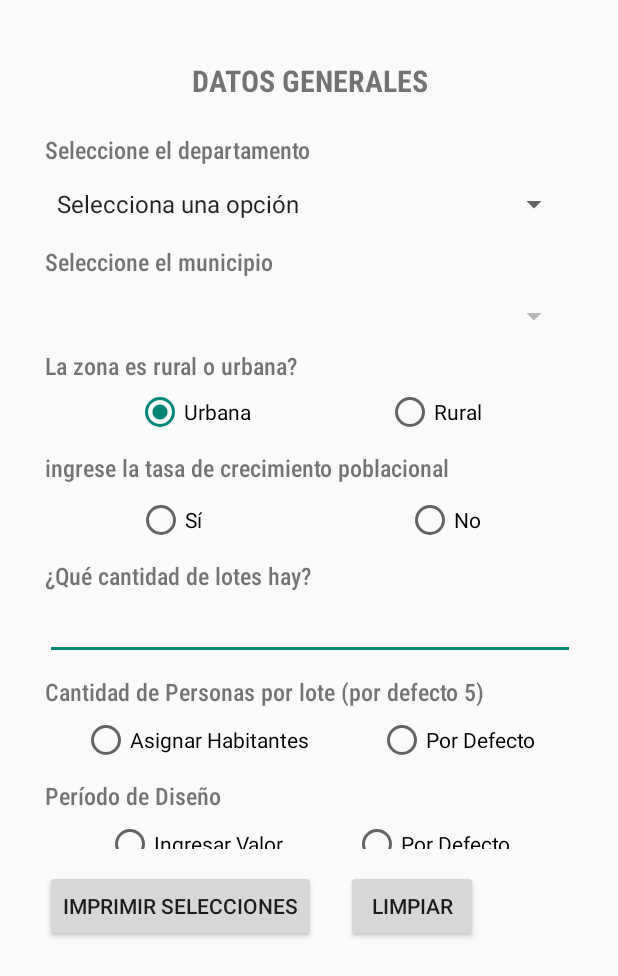
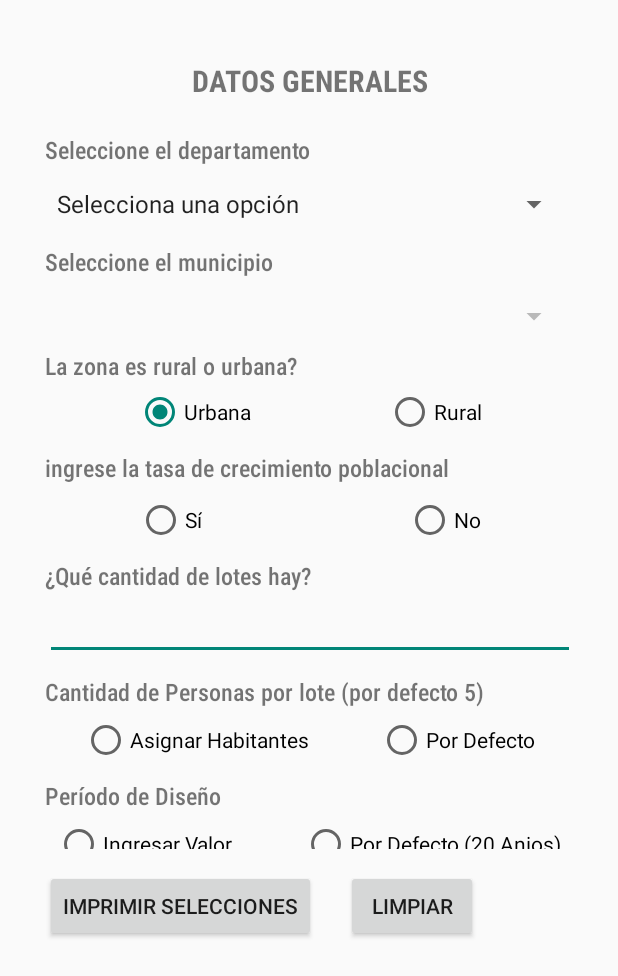
Before and after one commit to Oomars1/VolumenTanque, an Android app built with Jetpack Compose: the screen it shows after launch (MainActivity), on a phone screen of 412 x 824 dp. Shown: the top 976 px of the screen. Run offline under Robolectric (Android 15) with nearby library versions, the phone set to English and light mode, and no system bars.

```diff
--- a/app/src/main/res/layout/activity_main.xml
+++ b/app/src/main/res/layout/activity_main.xml
@@ -149,6 +149,9 @@
                 android:visibility="gone"
                 android:layout_marginTop="16dp"/>
 
+            <!--lotes-->
+
+
 
             <TextView
                 android:id="@+id/cantidadlotes"
@@ -159,6 +162,8 @@
                 android:textSize="16sp"
                 android:gravity=""
                 android:layout_marginTop="10dp"/>
+
+            <!--termina-->
 
             <!-- este radio button es para validar si la poblacion queda por defecto-->
 
@@ -237,7 +242,7 @@
                     android:id="@+id/porDefectoPeriodo"
                     android:layout_width="wrap_content"
                     android:layout_height="wrap_content"
-                    android:text="Por Defecto"
+                    android:text="Por Defecto (20 Anios)"
                     android:layout_marginStart="16dp"/>
             </RadioGroup>
 
```
Also changed, not shown: app/src/main/java/com/example/calculadoradevolumen/MainActivity.kt (+23 -4 lines).
